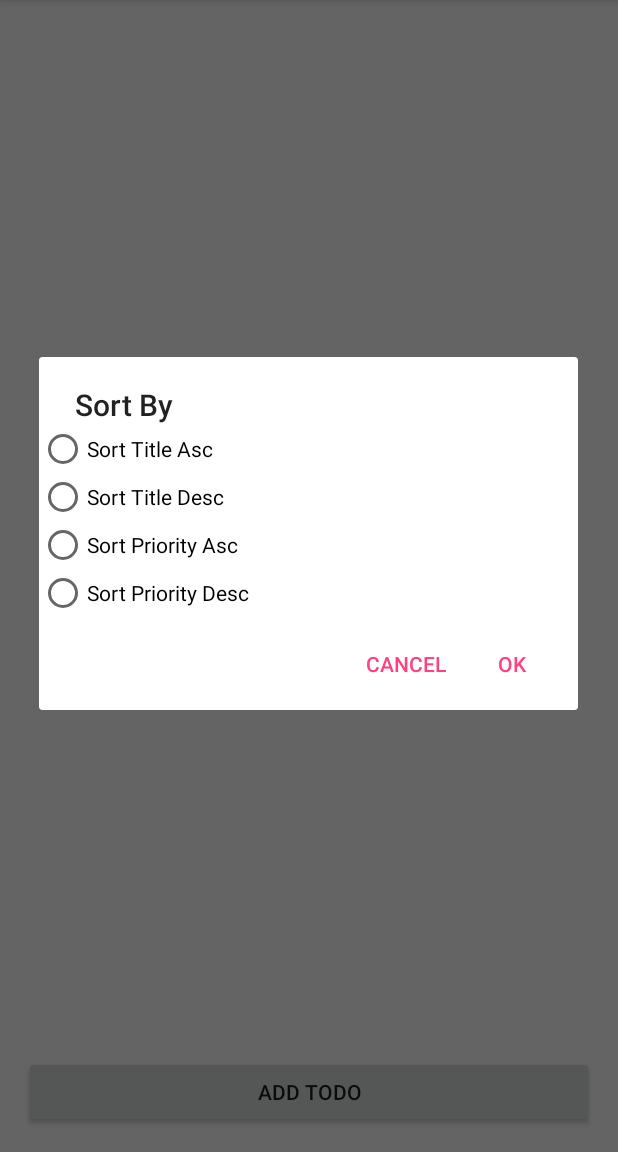
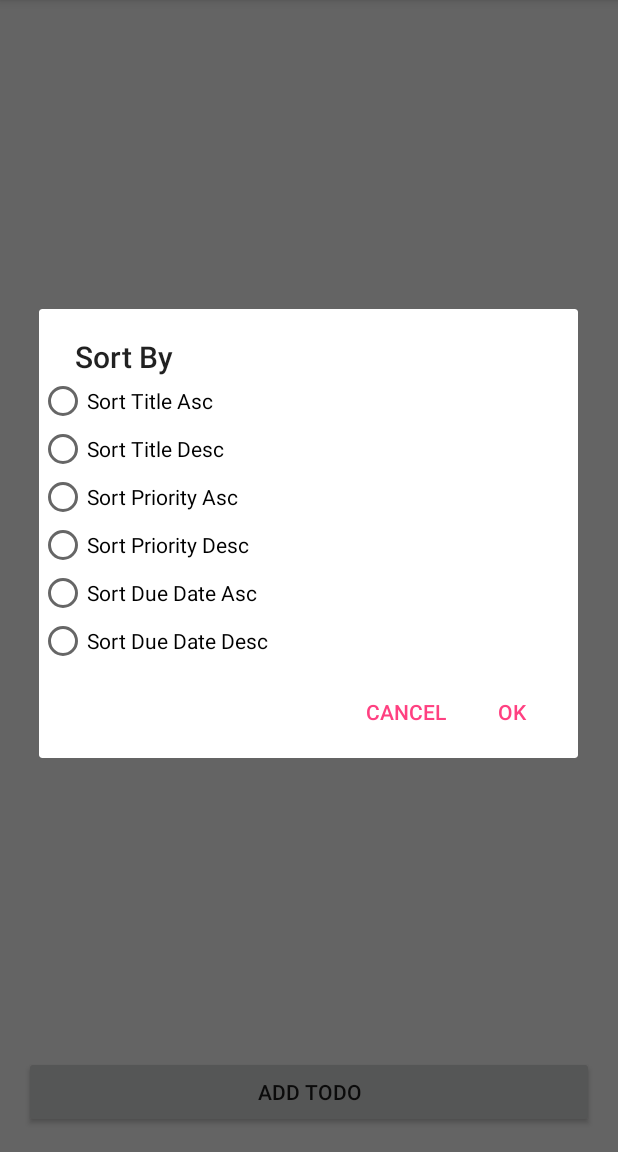
Before and after one commit to savakarv/TaskManager, an Android app: the screen it shows after launch (MainActivity), in the options menu, after a tap on "Sort", on a phone screen of 412 x 824 dp, the part 84-1236 px from its top. Run offline under Robolectric (Android 15) with nearby library versions, the phone set to English and light mode, and no system bars.

Commit message:
Added Sort by Due Date Feature

```diff
--- a/app/src/main/java/com/example/todomanager/AddTodoFragment.java
+++ b/app/src/main/java/com/example/todomanager/AddTodoFragment.java
@@ -20,6 +20,7 @@ import android.widget.Toast;
 
 import java.text.SimpleDateFormat;
 import java.util.Calendar;
+import java.util.Date;
 import java.util.Locale;
 
 /**
@@ -35,7 +36,7 @@ public class AddTodoFragment extends Fragment {
     private DatePickerDialog datePickerDialog;
     DatePickerDialog.OnDateSetListener pickerListener;
     Spinner priority;
-    ActionBar actionBar;
+    SimpleDateFormat dateFormat = new SimpleDateFormat("dd-MM-yyyy");
 
     public AddTodoFragment() {
 
@@ -54,13 +55,13 @@ public class AddTodoFragment extends Fragment {
 
         //Date Picker for Due Date
         Calendar newCalendar = Calendar.getInstance();
-        dueDate.setText(new StringBuilder().append(newCalendar.get(Calendar.DAY_OF_MONTH)).append("-").append(newCalendar.get(Calendar.MONTH)+1).append("-").append(newCalendar.get(Calendar.YEAR)));
+        dueDate.setText(dateFormat.format(newCalendar.getTime()));
         pickerListener = new DatePickerDialog.OnDateSetListener() {
             @Override
             public void onDateSet(DatePicker view, int year, int month, int day) {
                 Calendar newDate = Calendar.getInstance();
                 newDate.set(year, month, day);
-                dueDate.setText(new StringBuilder().append(day).append("-").append(month+1).append("-").append(year));
+                dueDate.setText(dateFormat.format(newDate.getTime()));
             }
         };
         datePickerDialog = new DatePickerDialog(inflater.getContext(), pickerListener, newCalendar.get(Calendar.YEAR), newCalendar.get(Calendar.MONTH), newCalendar.get(Calendar.DAY_OF_MONTH));
--- a/app/src/main/res/layout/list_dialog.xml
+++ b/app/src/main/res/layout/list_dialog.xml
@@ -27,5 +27,15 @@
             android:text="Sort Priority Desc"
             android:layout_width="fill_parent"
             android:layout_height="wrap_content" />
+        <RadioButton
+            android:id="@+id/sort_due_asc"
+            android:text="Sort Due Date Asc"
+            android:layout_width="fill_parent"
+            android:layout_height="wrap_content" />
+        <RadioButton
+            android:id="@+id/sort_due_desc"
+            android:text="Sort Due Date Desc"
+            android:layout_width="fill_parent"
+            android:layout_height="wrap_content" />
     </RadioGroup>
 </LinearLayout>
```
Also changed, not shown: app/src/main/java/com/example/todomanager/TodoListFragment.java (+34 -1 lines).
